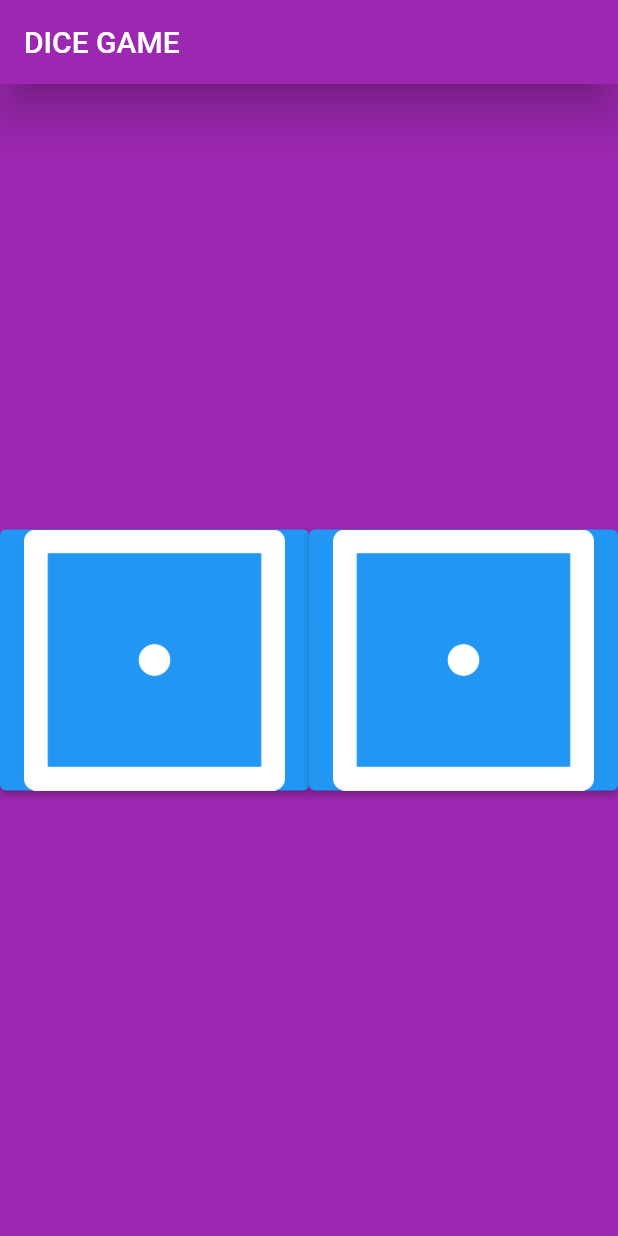
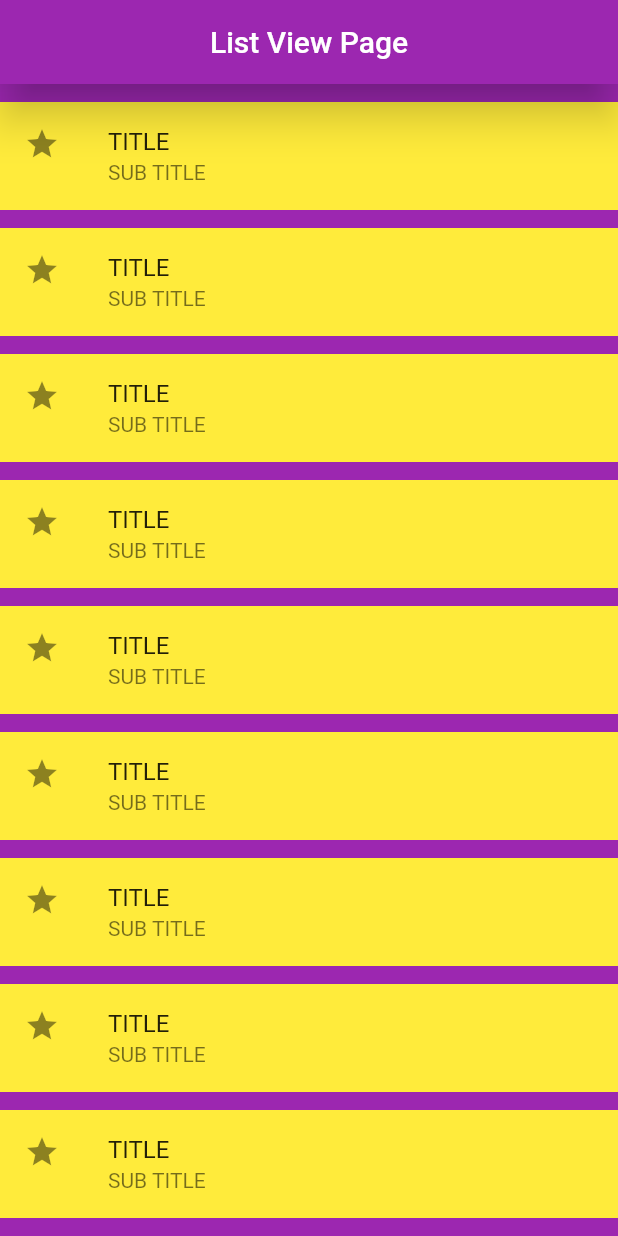
Before and after one commit to Karapetyan011/flutter_2_group, a Flutter app: the screen it shows after launch, on a phone screen of 412 x 824 dp. Run offline on Flutter 3.47's test engine with Material 2 defaults, Android fonts, the phone set to English and light mode, and no system bars; our stand-ins replace shared_preferences, webview_flutter.

Commit message:
have been created list_view

```diff
--- a/lib/main.dart
+++ b/lib/main.dart
@@ -2,6 +2,7 @@
 
 import 'package:flutter/material.dart';
 import 'package:flutter_test_group_2/screens/dice_game_screen/dice_page.dart';
+import 'package:flutter_test_group_2/screens/list_view_screen/list_view_page.dart';
 import 'package:flutter_test_group_2/widgets/my_custom_text.dart';
 import 'package:flutter_test_group_2/utils/my_flutter_app_icons.dart';
 import 'package:flutter_test_group_2/screens/animation_screens/animation_manager.dart';
@@ -25,7 +26,8 @@ class MyApp extends StatelessWidget {
     return const MaterialApp(
       // home: MyCustomApp(),
       // home: AnimationManager(),
-      home: DicePage(),
+      // home: DicePage(),
+      home: ListViewPage(),
     );
   }
 }
--- /dev/null
+++ b/lib/screens/list_view_screen/list_view_page.dart
@@ -0,0 +1,69 @@
+import 'package:flutter/material.dart';
+
+class ListViewPage extends StatelessWidget {
+  const ListViewPage({Key? key}) : super(key: key);
+
+  @override
+  Widget build(BuildContext context) {
+    return Scaffold(
+      backgroundColor: Colors.purple,
+      appBar: AppBar(
+        centerTitle: true,
+        elevation: 12.0,
+        title: const Text('List View Page'),
+        backgroundColor: Colors.purple,
+      ),
+      body: SingleChildScrollView(
+        child: Column(
+          children: [
+            // ListView(
+            //   shrinkWrap: true,
+            //   children: const [
+            //     ListTile(
+            //       tileColor: Colors.grey,
+            //       leading: Icon(Icons.favorite),
+            //       title: Text('Bob mcCarley'),
+            //       subtitle: Text('Operator'),
+            //     ),
+            //     ListTile(
+            //       tileColor: Colors.yellow,
+            //       leading: Icon(Icons.favorite),
+            //       title: Text('Bob mcCarley'),
+            //       subtitle: Text('Operator'),
+            //     ),
+            //     ListTile(
+            //       tileColor: Colors.green,
+            //       leading: Icon(Icons.favorite),
+            //       title: Text('Bob mcCarley'),
+            //       subtitle: Text('Operator'),
+            //     ),
+            //     ListTile(
+            //       tileColor: Colors.blueAccent,
+            //       leading: Icon(Icons.favorite),
+            //       title: Text('Bob mcCarley'),
+            //       subtitle: Text('Operator'),
+            //     ),
+            //   ],
+            // )
+            ListView.builder(
+              itemCount: 33,
+              physics: const ScrollPhysics(),
+              shrinkWrap: true,
+              itemBuilder: (BuildContext context, int index) {
+                return const Padding(
+                  padding: EdgeInsets.only(top: 12.0),
+                  child: ListTile(
+                    tileColor: Colors.yellow,
+                    leading: Icon(Icons.star),
+                    title: Text('TITLE'),
+                    subtitle: Text('SUB TITLE'),
+                  ),
+                );
+              },
+            ),
+          ],
+        ),
+      ),
+    );
+  }
+}
--- a/pubspec.yaml
+++ b/pubspec.yaml
@@ -35,6 +35,7 @@ flutter:
 
   assets:
     - assets/images/
+    - assets/audio/
 
   fonts:
     - family: MyFlutterApp
```
Also changed, not shown: 13 other files.
